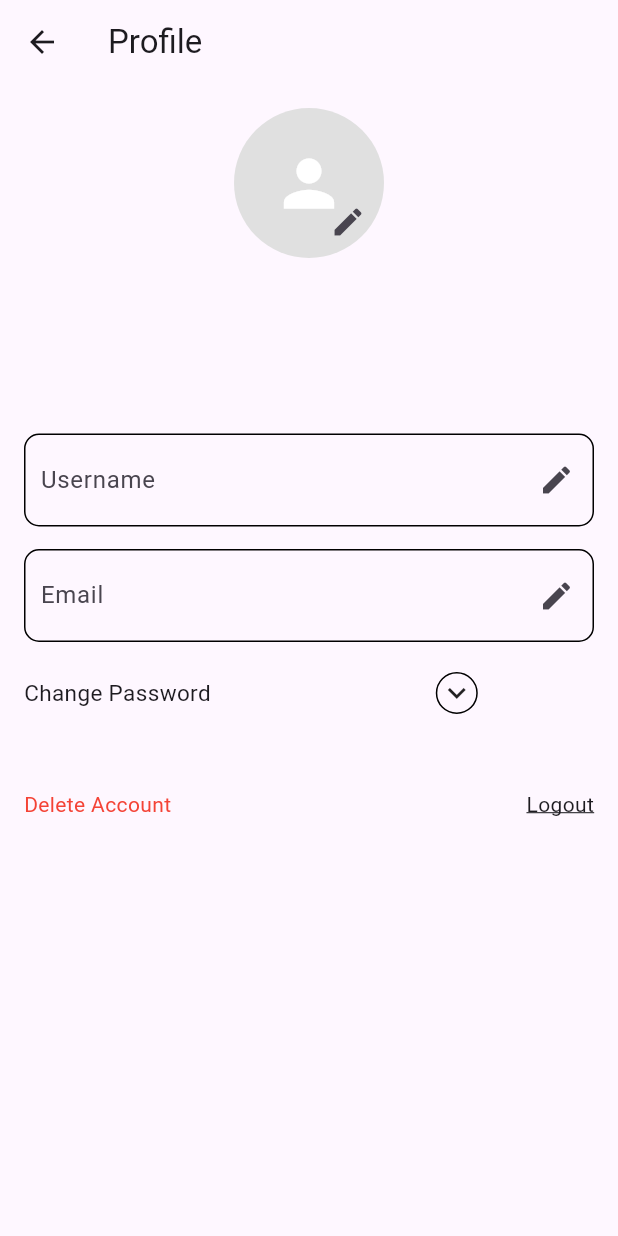
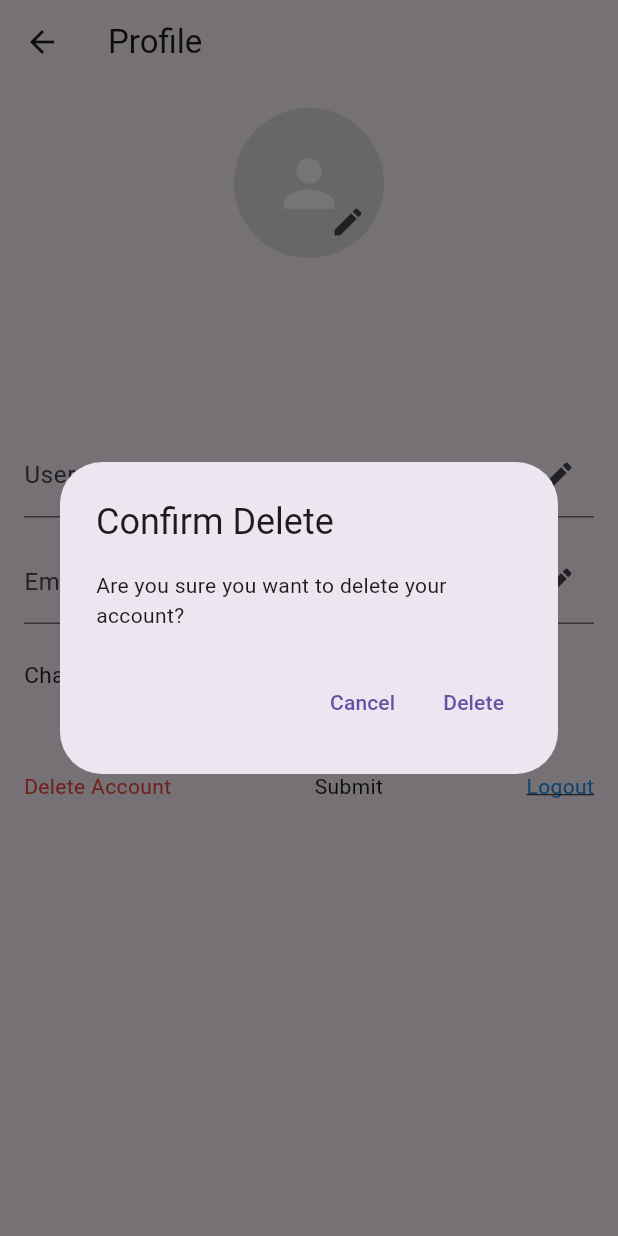
Before and after one commit to Eng-Loay/Redfin, a Flutter app: the ProfilePage screen opened by its route, after a tap on "Delete Account", on a phone screen of 412 x 824 dp. Run offline on Flutter 3.47's test engine with Material 3 defaults, Android fonts, the light colour scheme and no system bars; our stand-ins replace animated_text_kit, awesome_dialog, cloud_firestore, firebase_auth, firebase_core, firebase_storage and 5 more; missing offline and left inert: confirm_dialog, stroke_text; accounts and stored records are empty.

Commit message:
profiledone!

```diff
--- a/lib/profile.dart
+++ b/lib/profile.dart
@@ -1,17 +1,29 @@
+import 'dart:typed_data';
 import 'package:flutter/material.dart';
 import 'package:firebase_auth/firebase_auth.dart';
 import 'package:cloud_firestore/cloud_firestore.dart';
+import 'package:image_picker/image_picker.dart';
+import 'landing.dart';
+import 'resources/save_person.dart';
+import 'package:red_fin/utils.dart';
 import 'package:google_sign_in/google_sign_in.dart';
-
+import 'dart:io';
 class ProfilePage extends StatefulWidget {
   @override
   _ProfilePageState createState() => _ProfilePageState();
 }
 
 class _ProfilePageState extends State<ProfilePage> {
+  Uint8List? _image;
   bool _isLoggedIn = false;
   String? firstName;
   String? email;
+  GlobalKey<FormState> formState = GlobalKey<FormState>();
+  TextEditingController usernameController = TextEditingController();
+  TextEditingController emailController = TextEditingController();
+  TextEditingController oldPasswordController = TextEditingController();
+  TextEditingController newPasswordController = TextEditingController();
+  TextEditingController confirmPasswordController = TextEditingController();
 
   @override
   void initState() {
@@ -45,36 +57,88 @@ class _ProfilePageState extends State<ProfilePage> {
     }
   }
 
-  void _logout() async {
+  void _logout(BuildContext context) async {
     await FirebaseAuth.instance.signOut();
     GoogleSignIn googleSignIn = GoogleSignIn();
     googleSignIn.disconnect();
     setState(() {
       _isLoggedIn = false;
     });
+    Navigator.of(context).pushReplacement(
+      MaterialPageRoute(builder: (context) => LandingPage()),
+    );
   }
-
-  bool showPasswordFields = false;
-
   void togglePasswordFieldsVisibility() {
     setState(() {
       showPasswordFields = !showPasswordFields;
     });
   }
 
+  Future<void> selectedImage() async {
+    final ImagePicker _picker = ImagePicker();
+    final XFile? pickedFile = await _picker.pickImage(source: ImageSource.gallery);
+
+    if (pickedFile != null) {
+      setState(() {
+        _image = File(pickedFile.path).readAsBytesSync();
+      });
+    }
+  }
+
+  Future<void> saveProfile(BuildContext context) async {
+    if (formState.currentState!.validate()) {
+      try {
+        if (_image != null) {
+          String resp = await StoreDatePerson().saveDataPerson(file: _image!);
+          Navigator.of(context).pushReplacementNamed("landing");
+          print("Image added");
+        } else {
+          print("Error: Image is null");
+        }
+      } catch (e) {
+        print("Error $e");
+      }
+    }
+  }
+  Future<void> _deleteAccount(BuildContext context) async {
+    try {
+      User? user = FirebaseAuth.instance.currentUser;
+      if (user != null) {
+        // Delete the user's account
+        await user.delete();
+
+        // Navigate to the landing page
+        Navigator.of(context).pushReplacement(
+          MaterialPageRoute(builder: (context) => LandingPage()),
+        );
+      } else {
+        // Handle case where user is not authenticated
+        print("User not authenticated");
+      }
+    } catch (e) {
+      print("Error deleting account: $e");
+      // Handle error if account deletion fails
+    }
+  }
+
+
+  bool showPasswordFields = false;
+
   @override
   Widget build(BuildContext context) {
     return Scaffold(
       appBar: AppBar(
         leading: IconButton(
-          icon: Icon(Icons.arrow_back),
+          icon: const Icon(Icons.arrow_back),
           onPressed: () {
             Navigator.of(context).pop();
           },
         ),
-        title: Text('Profile'),
+        title: const Text('Profile'),
       ),
       body: SingleChildScrollView(
+        child: Form(
+          key: formState,
           child: Padding(
             padding: const EdgeInsets.all(16.0),
             child: Column(
@@ -83,77 +147,65 @@ class _ProfilePageState extends State<ProfilePage> {
                 Stack(
                   alignment: Alignment.bottomRight,
                   children: [
-                  CircleAvatar(
+                    _image != null
+                        ? CircleAvatar(
+                      radius: 64,
+                      backgroundImage: MemoryImage(_image!),
+                    )
+                        : CircleAvatar(
                       radius: 50,
                       backgroundColor: Colors.grey.shade300,
-                    child: Icon(
+                      child: const Icon(
                         Icons.person,
                         size: 50,
                         color: Colors.white,
                       ),
                     ),
                     IconButton(
-                    icon: Icon(Icons.edit),
-                    onPressed: () {
-                      // Handle edit profile picture button press
-                    },
+                      icon: const Icon(Icons.edit),
+                      onPressed: selectedImage,
                     ),
                   ],
                 ),
-              SizedBox(height: 20),
-              if (firstName != null)
-                SizedBox(height: 15),
+                const SizedBox(height: 20),
+                if (firstName != null) const SizedBox(height: 15),
                 Text(
                   '$firstName',
-                style: TextStyle(fontSize: 18, fontWeight: FontWeight.bold),
+                  style: const TextStyle(fontSize: 18, fontWeight: FontWeight.bold),
                 ),
                 if (email != null) ...[
-                SizedBox(height: 15),
+                  const SizedBox(height: 15),
                   Text(
                     '$email',
-                  style: TextStyle(fontSize: 18, fontWeight: FontWeight.bold),
+                    style: const TextStyle(fontSize: 18, fontWeight: FontWeight.bold),
                   ),
                 ],
-              SizedBox(height: 15),
-              Container(
-                decoration: BoxDecoration(
-                  border: Border.all(color: Colors.black),
-                  borderRadius: BorderRadius.circular(10.0),
-                ),
-                child: TextFormField(
-                  decoration: InputDecoration(
+                const SizedBox(height: 15),
+                TextFormField(
+                  controller: usernameController,
+                  decoration: const InputDecoration(
                     labelText: 'Username',
-                    border: InputBorder.none,
-                    contentPadding: EdgeInsets.all(10.0),
                     suffixIcon: Icon(Icons.edit),
                   ),
                 ),
-              ),
-              SizedBox(height: 15),
-              Container(
-                decoration: BoxDecoration(
-                  border: Border.all(color: Colors.black),
-                  borderRadius: BorderRadius.circular(10.0),
-                ),
-                child: TextFormField(
-                  decoration: InputDecoration(
+                const SizedBox(height: 15),
+                TextFormField(
+                  controller: emailController,
+                  decoration: const InputDecoration(
                     labelText: 'Email',
-                    border: InputBorder.none,
-                    contentPadding: EdgeInsets.all(10.0),
                     suffixIcon: Icon(Icons.edit),
                   ),
                 ),
-              ),
-              SizedBox(height: 20),
+                const SizedBox(height: 20),
                 GestureDetector(
                   onTap: togglePasswordFieldsVisibility,
                   child: Row(
                     children: [
-                    Text(
+                      const Text(
                         'Change Password',
                         style: TextStyle(fontSize: 15.0),
                       ),
-                    SizedBox(width: 150),
+                      const SizedBox(width: 150),
                       Container(
                         decoration: BoxDecoration(
                           shape: BoxShape.circle,
@@ -172,50 +224,29 @@ class _ProfilePageState extends State<ProfilePage> {
                   ),
                 ),
                 if (showPasswordFields) ...[
-                SizedBox(height: 20),
-                Container(
-                  decoration: BoxDecoration(
-                    border: Border.all(color: Colors.black),
-                    borderRadius: BorderRadius.circular(10.0),
-                  ),
-                  child: TextFormField(
-                    decoration: InputDecoration(
+                  const SizedBox(height: 20),
+                  TextFormField(
+                    controller: oldPasswordController,
+                    decoration: const InputDecoration(
                       labelText: 'Old Password',
-                      border: InputBorder.none,
-                      contentPadding: EdgeInsets.symmetric(horizontal: 10.0),
                     ),
                   ),
-                ),
-                SizedBox(height: 20),
-                Container(
-                  decoration: BoxDecoration(
-                    border: Border.all(color: Colors.black),
-                    borderRadius: BorderRadius.circular(10.0),
-                  ),
-                  child: TextFormField(
-                    decoration: InputDecoration(
+                  const SizedBox(height: 20),
+                  TextFormField(
+                    controller: newPasswordController,
+                    decoration: const InputDecoration(
                       labelText: 'New Password',
-                      border: InputBorder.none,
-                      contentPadding: EdgeInsets.symmetric(horizontal: 10.0),
                     ),
                   ),
-                ),
-                SizedBox(height: 20),
-                Container(
-                  decoration: BoxDecoration(
-                    border: Border.all(color: Colors.black),
-                    borderRadius: BorderRadius.circular(10.0),
-                  ),
-                  child: TextFormField(
-                    decoration: InputDecoration(
+                  const SizedBox(height: 20),
+                  TextFormField(
+                    controller: confirmPasswordController,
+                    decoration: const InputDecoration(
                       labelText: 'Confirm Password',
-                      border: InputBorder.none,
-                      contentPadding: EdgeInsets.symmetric(horizontal: 10.0),
-                    ),
                     ),
                   ),
                 ],
-              SizedBox(height: 20),
+                const SizedBox(height: 20),
                 Padding(
                   padding: const EdgeInsets.only(top: 30.0),
                   child: Row(
@@ -223,7 +254,30 @@ class _ProfilePageState extends State<ProfilePage> {
                     children: [
                       GestureDetector(
                         onTap: () {
-                        // Handle delete account tap
+                          showDialog(
+                            context: context,
+                            builder: (BuildContext context) {
+                              return AlertDialog(
+                                title: Text("Confirm Delete"),
+                                content: Text("Are you sure you want to delete your account?"),
+                                actions: <Widget>[
+                                  TextButton(
+                                    onPressed: () {
+                                      Navigator.of(context).pop(); // Close the dialog
+                                    },
+                                    child: Text("Cancel"),
+                                  ),
+                                  TextButton(
+                                    onPressed: () async {
+                                      // Delete account logic here
+                                      await _deleteAccount(context);
+                                    },
+                                    child: Text("Delete"),
+                                  ),
+                                ],
+                              );
+                            },
+                          );
                         },
                         child: Text(
                           'Delete Account',
@@ -231,18 +285,60 @@ class _ProfilePageState extends State<ProfilePage> {
                             color: Colors.red,
                           ),
                         ),
+                      )
+                      ,
+                      GestureDetector(
+                        onTap: () async {
+                          // Check if the form is valid
+                          if (formState.currentState!.validate()) {
+                            try {
+                              // Get the current user
+                              User? user = FirebaseAuth.instance.currentUser;
+                              if (user != null) {
+                                // Re-authenticate the user
+                                AuthCredential credential = EmailAuthProvider.credential(
+                                  email: user.email!,
+                                  password: oldPasswordController.text,
+                                );
+                                await user.reauthenticateWithCredential(credential);
+
+                                // Update the email in Firebase Authentication
+                                await user.updateEmail(emailController.text);
+                                await user.updatePassword(newPasswordController.text);
+
+                                await FirebaseFirestore.instance
+                                    .collection('users')
+                                    .doc(user.uid)
+                                    .update({'firstName': usernameController.text});
+
+                                saveProfile(context); // Pass context here
+                                // Navigate back to the landing page
+                                Navigator.pushReplacement(
+                                  context,
+                                  MaterialPageRoute(builder: (context) => const LandingPage()),
+                                );
+
+                                print("Profile updated successfully!");
+                              }
+                            } catch (e) {
+                              print("Error updating profile: $e");
+                            }
+                          }
+                        },
+                        child: const Text('Submit'),
                       ),
                       GestureDetector(
-                      onTap: () {
-                        _logout();
-                      },
+                        onTap: () => _logout(context),
                         child: Text(
                           'Logout',
                           style: TextStyle(
                             decoration: TextDecoration.underline,
+                            color: Colors.blue,
                           ),
                         ),
                       ),
+
+
                     ],
                   ),
                 ),
@@ -250,6 +346,7 @@ class _ProfilePageState extends State<ProfilePage> {
             ),
           ),
         ),
+      ),
     );
   }
 }
```
Also changed, not shown: lib/resources/save_person.dart (added, +40 -0 lines). Lines whose indentation alone changed are shown as unchanged.
